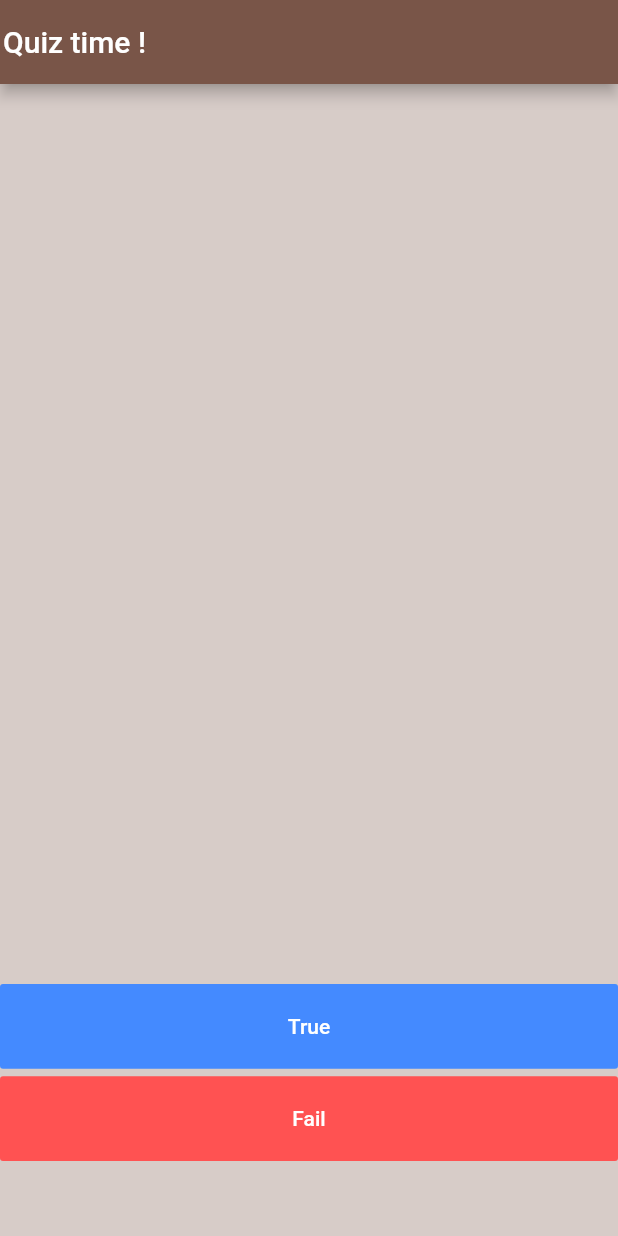
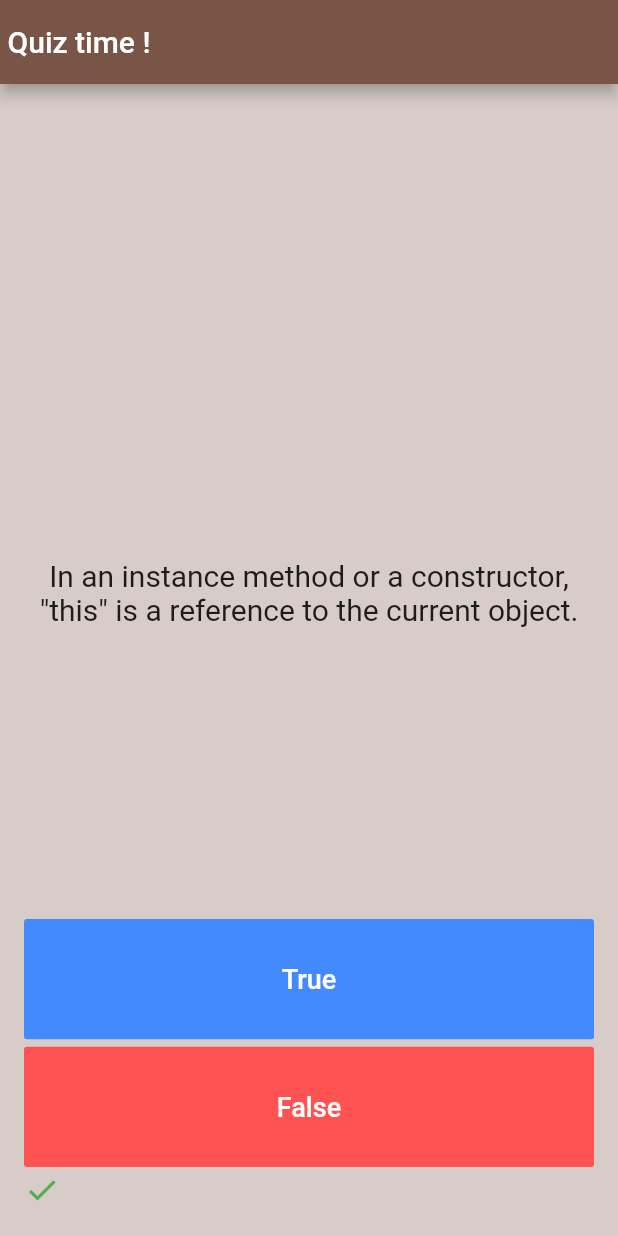
Before and after one commit to kimleang123/flutter_ui_app, a Flutter app: the screen it shows after launch, after a tap on "True", on a phone screen of 412 x 824 dp. Run offline on Flutter 3.47's test engine with Material 2 defaults, Android fonts, the phone set to English and light mode, and no system bars; our stand-ins replace audioplayers, rflutter_alert.

Commit message:
quiz game

```diff
--- /dev/null
+++ b/quiz_game/lib/question.dart
@@ -0,0 +1,9 @@
+class Question{
+  String textQuestion;
+  bool checkAnswer;
+  //create a contractor of class Question
+  Question({String s, bool b}){
+    textQuestion=s;
+    checkAnswer=b;
+  }
+}
--- /dev/null
+++ b/quiz_game/lib/questionAbtraction.dart
@@ -0,0 +1,38 @@
+import 'question.dart';
+
+class QuestionAbtraction{
+  //create a variable for index of questions list
+  int index = 0;
+  //create a list of question
+  // List<String> questions = [];
+  //create a list type questions
+  List<Question> questionDisplay = [
+    Question(s:'int x[] = new int[]{10,20,30};\nArrays can also be created and initialize as in above statement.', b: true),
+    Question(s:'In an instance method or a constructor, "this" is a reference to the current object.', b: true),
+    Question(s:'Garbage Collection is manual process.', b: false),
+    Question(s:'The JRE deletes objects when it determines that they are no longer being used. This process is called Garbage Collection.',b:true),
+    Question(s:'Constructor overloading is not possible in Java.',b: false ),
+    Question(s:'Assignment operator is evaluated Left to Right.',b:false),
+    Question(s:'All binary operators except for the assignment operators are evaluated from Left to Right',b: true),
+    Question(s:'Variable name can begin with a letter, "\$", or "_".',b: true),
+    Question(s:'Interfaces can be instantiated.',b: false),
+    Question(s:'The modifiers public and static cannot written in either order "public static" or "static public".',b: false),
+    Question(s:'James Gosling is father of Java?',b: true)
+  ];
+  void updateIndex(){
+    if(index<questionDisplay.length-1){
+      index++;
+    }
+  }
+  int setIndexTozero(){
+    return index=0;
+  }
+  //use ecapulation method for get question from this class
+  //protect from direct access that can make a change in questionDisplay list
+  String getQuestions(){
+    return questionDisplay[index].textQuestion;
+  }
+  bool getAnswers(){
+    return questionDisplay[index].checkAnswer;
+  }
+}
--- a/quiz_game/lib/quiz.dart
+++ b/quiz_game/lib/quiz.dart
@@ -1,11 +1,33 @@
 import 'package:flutter/material.dart';
-
+import 'questionAbtraction.dart';
+import 'package:rflutter_alert/rflutter_alert.dart';
+//create a object of QuestionAbtraction
+QuestionAbtraction questionAbtraction=QuestionAbtraction();
 class Quiz extends StatefulWidget {
   @override
   _QuizState createState() => _QuizState();
 }
 
 class _QuizState extends State<Quiz> {
+  //method for checking user reach to the last question or not
+  void isFinish(){
+    if(score.length==questionAbtraction.questionDisplay.length){
+      //make an alert message by use rflutter_alert package
+      Alert(context: context, title: "You did a last question", desc: "You're cool").show();
+      //reset an index to 0
+      questionAbtraction.setIndexTozero();
+      //clear all data in list score
+      score.clear();
+    }else{
+      return;
+    }
+  }
+  //create a list of icon for store an icon
+  //if i want to specific a type of list i just do: List<DataType> name=[];
+  //List of widget = array of widget that dynamic
+  //want to get an element from list=> score[index], index start from 0
+  //want to insert an element to any index of list => score[index,value]
+  List<Widget> score = [];
   @override
   Widget build(BuildContext context) {
     return Scaffold(
@@ -15,28 +37,50 @@ class _QuizState extends State<Quiz> {
           'Quiz time !',
           style: TextStyle(color: Colors.white),
         ),
-        titleSpacing: 2,
+        titleSpacing: 5.0,
         backgroundColor: Colors.brown,
       ),
       body: SafeArea(
+        child: Padding(
+          padding: const EdgeInsets.all(16.0),
           child: Column(
             crossAxisAlignment: CrossAxisAlignment.stretch,
+            mainAxisAlignment: MainAxisAlignment.center,
             children: <Widget>[
-            Container(
-              //make width responsive or make width bigger as much as it can
-              width: MediaQuery.of(context).size.width,
-              height: 600,
+              // Container(
+              //   //make width responsive or make width bigger as much as it can
+              //   width: MediaQuery.of(context).size.width,
+              //   height: 600,
+              SizedBox(
+                height: 300,
               ),
+              Expanded(
+                flex: 3,
+                child: Text(
+                  //get a textQuestion for that index in a questionDisplay
+                  questionAbtraction.getQuestions(),
+                  textAlign: TextAlign.center,
+                  style: TextStyle(
+                    fontSize: 20,
+                  ),
+                ),
+              ),
+              // ),
               botton(name: 'True', color: Colors.blueAccent),
               SizedBox(
                 height: 5,
               ),
-            botton(name: 'Fail', color: Colors.redAccent),
+              botton(name: 'False', color: Colors.redAccent),
               Container(
                 width: MediaQuery.of(context).size.width,
-              height: 50,
+                height: 30,
+                child: Row(
+                    //i replace a widget[]=>
+                    //score because score also return list and children required list too
+                    children: score),
               )
             ],
+          ),
         ),
       ),
     );
@@ -48,9 +92,38 @@ class _QuizState extends State<Quiz> {
         color: color,
         child: Text(
           name,
-            style: TextStyle(color: Colors.white),
+          style: TextStyle(
+            color: Colors.white,
+            fontSize: 18,
           ),
-          onPressed: () {},
+        ),
+        onPressed: () {
+          //rebuild for changing part
+          setState(() {
+            //check condition of user input name
+            if (name == "True") {
+              if (questionAbtraction.getAnswers() == true) {
+                //add new Icon to a list score.
+                score.add(Icon(Icons.check, color: Colors.green));
+              } else if (questionAbtraction.getAnswers() == false) {
+                score.add(Icon(Icons.close, color: Colors.red));
+              }
+            } else if (name == "False") {
+              //verified answer of user
+              //get value checkAnswer from the list questionDisplay
+              //use a object of questionAbtraction to access a answer in questionDisplay list in
+              //class QuestionAbtraction
+              if (questionAbtraction.getAnswers() == true) {
+                //add new Icon to a list score.
+                score.add(Icon(Icons.close, color: Colors.red));
+              } else if (questionAbtraction.getAnswers()== false) {
+                score.add(Icon(Icons.check, color: Colors.green));
+              }
+            }
+            questionAbtraction.updateIndex();
+            isFinish();
+          });
+        },
       ),
     );
   }
--- a/quiz_game/pubspec.yaml
+++ b/quiz_game/pubspec.yaml
@@ -28,7 +28,7 @@ dependencies:
   # The following adds the Cupertino Icons font to your application.
   # Use with the CupertinoIcons class for iOS style icons.
   cupertino_icons: ^0.1.3
-
+  rflutter_alert: ^1.0.3
 dev_dependencies:
   flutter_test:
     sdk: flutter
```
Also changed, not shown: quiz_game/pubspec.lock. Lines whose indentation alone changed are shown as unchanged.
